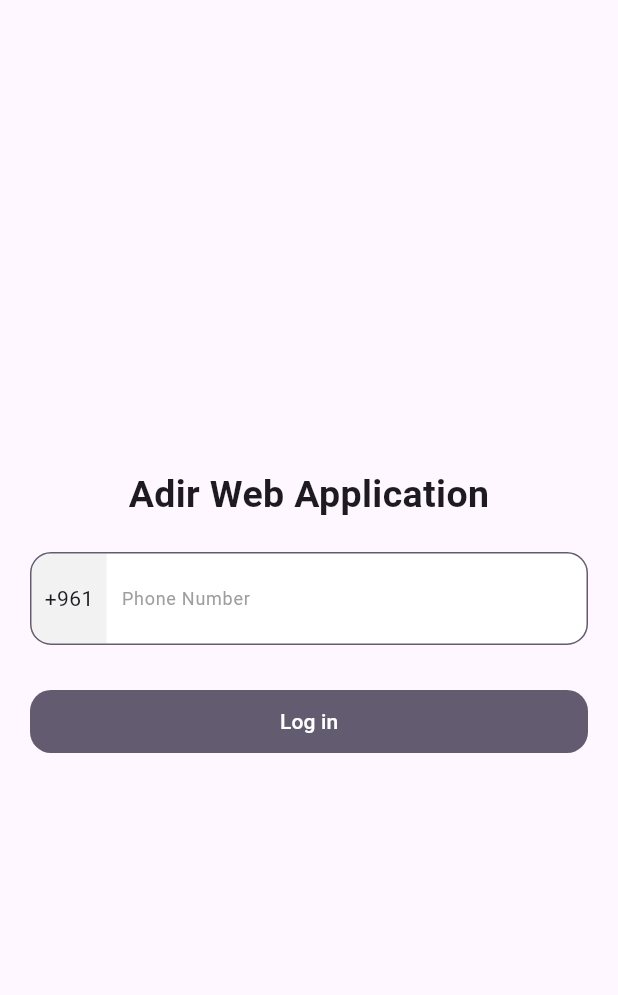
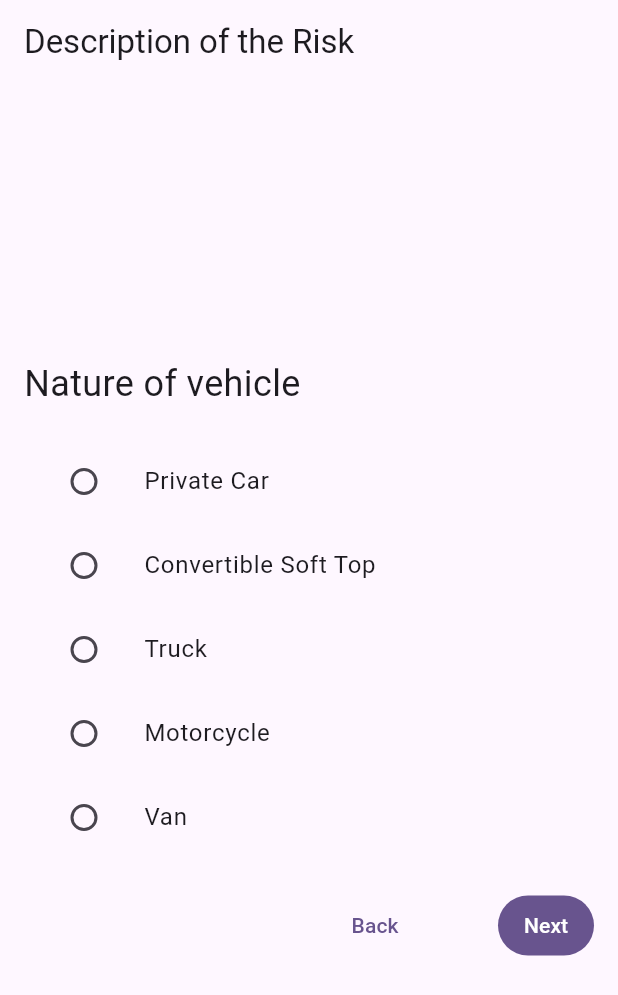
Before and after one commit to untitled-developers/adir-web-app, a Flutter app: the screen it shows after launch, on a phone screen of 412 x 824 dp. Shown: the top 995 px of the screen. Run offline on Flutter 3.47's test engine with Material 3 defaults, Android fonts, the phone set to English and light mode, and no system bars; our stand-ins replace calendar_date_picker2, device_info_plus, dio, flutter_secure_storage, logger, pinput and 1 more; missing offline and left inert: phone_numbers_parser, universal_html; accounts and stored records are empty.

Commit message:
displaying questions

```diff
--- a/lib/common/questions.dart
+++ b/lib/common/questions.dart
@@ -1,77 +1,53 @@
 Map<String, dynamic> staticQuestions = {
-  'question1': {
-    'languages': {'EN': "Title", 'FR': 'Titre', 'AR': 'لقب'},
-    'value': ['Mr.', 'Mrs.', 'Miss', 'Ms.'],
+  'natureofvehicle': {
+    'languages': {'EN': "Nature of vehicle", 'FR': '', 'AR': ''},
+    'value': [
+      'Private Car',
+      'Convertible Soft Top',
+      'Truck',
+      'Motorcycle',
+      'Van'
+    ],
     'answer': ''
   },
-  'question2': {
-    'languages': {'EN': "First name", 'FR': 'Prénom', 'AR': 'الاسم الأول'},
-    'value':
-        'string', //if the value is null, we should put the type of the answer to be sent
+  'neworrenewal': {
+    'languages': {'EN': "New or Renewal", 'FR': '', 'AR': ''},
+    'value': 'bool',
     'answer': ''
   },
-  'question3': {
-    'languages': {
-      'EN': "Maiden name",
-      'FR': 'Nom de famille avant le mariage',
-      'AR': 'اسم العائلة قبل الزواج'
-    },
-    'value': 'string',
+  'sportscar': {
+    'languages': {'EN': "New or Renewal", 'FR': '', 'AR': ''},
+    'value': 'bool',
     'answer': ''
   },
-  'question4': {
-    'languages': {
-      'EN': "Family name",
-      'FR': 'Nom de famille',
-      'AR': 'اسم العائلة'
-    },
-    'value': 'string',
+  'carmarketvalue': {
+    'languages': {'EN': "Car Market Value", 'FR': '', 'AR': ''},
+    'value': 'double',
     'answer': ''
   },
-  'question5': {
-    'languages': {
-      'EN': "Date of birth",
-      'FR': 'Date de naissance',
-      'AR': 'تاريخ الميلاد'
-    },
-    'value': 'datetime',
+  'yearofmake': {
+    'languages': {'EN': "Year of Make", 'FR': '', 'AR': ''},
+    'value': 'int',
     'answer': ''
   },
-  'question6': {
-    'languages': {
-      'EN': "Place of birth",
-      'FR': 'Lieu de naissance',
-      'AR': 'مكان الميلاد'
-    },
-    'value': 'string',
+  'deductible': {
+    'languages': {'EN': "Deductible", 'FR': '', 'AR': ''},
+    'value': ['0 USD', '100 USD', 'other'],
     'answer': ''
   },
-  'question7': {
-    'languages': {'EN': "Nationality", 'FR': 'Nationalité', 'AR': 'الجنسية'},
-    'value': 'string',
+  'insurancetype': {
+    'languages': {'EN': "Insurance Type", 'FR': '', 'AR': ''},
+    'value': ['All Risks + (MPF)', 'All Risks (MRF)', 'other'],
     'answer': ''
   },
-  'question8': {
-    'languages': {'EN': "Occupation", 'FR': 'Profession', 'AR': 'الوظيفة'},
-    'value': 'string',
+  'vehicleagencyrepair': {
+    'languages': {'EN': "Vehicle Agency Repair", 'FR': '', 'AR': ''},
+    'value': 'bool',
     'answer': ''
   },
-  'question9': {
-    'languages': {
-      'EN': "Phone (Mobile)",
-      'FR': 'Téléphone portable',
-      'AR': 'الهاتف المحمول'
-    },
-    'value': 'string', //make sure to add +961
-    'answer': ''
-  },
-  'question10': {
-    'languages': {
-      'EN': "E-mail Address",
-      'FR': 'Adresse e-mail',
-      'AR': 'البريد الإلكتروني'
-    },
-    'value': 'string', //make sure to add +961
+  'replacementcar': {
+    'languages': {'EN': "Replacement Car", 'FR': '', 'AR': ''},
+    'value': 'bool',
     'answer': ''
   },
 };
--- a/lib/main.dart
+++ b/lib/main.dart
@@ -2,9 +2,9 @@ import 'dart:async';
 
 import 'package:adir_web_app/api/session.dart';
 import 'package:adir_web_app/common/slide_route.dart';
-import 'package:adir_web_app/login/login_page.dart';
 import 'package:adir_web_app/models/user.dart';
 import 'package:adir_web_app/pages/home_page.dart';
+import 'package:adir_web_app/pages/questions_page/questions_page.dart';
 import 'package:flutter/material.dart';
 import 'package:flutter/services.dart';
 import 'package:flutter_secure_storage/flutter_secure_storage.dart';
@@ -106,7 +106,7 @@ class _MyHomePageState extends State<MyHomePage> {
       if (mounted) {
         Navigator.of(context).pushAndRemoveUntil(
           SlideRoute(
-            page: const LoginPage(),
+            page: const QuestionsPage(),
           ),
           (route) => false,
         );
@@ -132,7 +132,7 @@ class _MyHomePageState extends State<MyHomePage> {
         if (mounted) {
           Navigator.of(context).pushAndRemoveUntil(
             SlideRoute(
-              page: const LoginPage(),
+              page: const QuestionsPage(),
             ),
             (route) => false,
           );
--- /dev/null
+++ b/lib/pages/questions_page/questions_page.dart
@@ -0,0 +1,78 @@
+import 'package:adir_web_app/pages/questions_page/widgets/question_content_widget.dart';
+import 'package:adir_web_app/utils/prefs_data.dart';
+import 'package:flutter/material.dart';
+import 'package:provider/provider.dart';
+
+part 'questions_page_design_logic.dart';
+part 'questions_page_logic.dart';
+
+class QuestionsPage extends StatefulWidget {
+  const QuestionsPage({super.key});
+
+  @override
+  State<QuestionsPage> createState() => _QuestionsPageState();
+}
+
+class _QuestionsPageState extends State<QuestionsPage> {
+  int currentIndex = 0;
+  bool isLoading = true;
+  List<String>? keys;
+  Map<String, dynamic>? allQuestions;
+
+  @override
+  void initState() {
+    super.initState();
+    WidgetsBinding.instance.addPostFrameCallback((_) async => initializeData());
+  }
+
+  @override
+  Widget build(BuildContext context) {
+    var currentQuestionKey = keys?[currentIndex] ?? '';
+    var currentQuestion = allQuestions?[currentQuestionKey] ?? '';
+
+    return Scaffold(
+      appBar: AppBar(
+        title: const Text('Description of the Risk'),
+      ),
+      body: isLoading
+          ? const Center(child: CircularProgressIndicator())
+          : Padding(
+              padding: const EdgeInsets.all(16.0),
+              child: Column(
+                crossAxisAlignment: CrossAxisAlignment.start,
+                mainAxisAlignment: MainAxisAlignment.center,
+                children: <Widget>[
+                  Text(
+                    currentQuestion['languages']['EN'],
+                    style: const TextStyle(fontSize: 24),
+                  ),
+                  const SizedBox(height: 20),
+                  questionContentWidget(currentQuestion, setState),
+                  const SizedBox(height: 20),
+                  Row(
+                    mainAxisAlignment: MainAxisAlignment.end,
+                    children: <Widget>[
+                      Row(
+                        children: [
+                          TextButton(
+                            onPressed: _previousQuestion,
+                            child: const Text('Back'),
+                          ),
+                          const SizedBox(width: 50),
+                          TextButton(
+                            style: TextButton.styleFrom(
+                                backgroundColor: Theme.of(context).primaryColor,
+                                foregroundColor: Colors.white),
+                            onPressed: _nextQuestion,
+                            child: const Text('Next'),
+                          ),
+                        ],
+                      ),
+                    ],
+                  ),
+                ],
+              ),
+            ),
+    );
+  }
+}
--- /dev/null
+++ b/lib/pages/questions_page/questions_page_design_logic.dart
@@ -0,0 +1,19 @@
+part of 'questions_page.dart';
+
+extension QuestionsPageDesignLogic on _QuestionsPageState {
+  void _nextQuestion() {
+    setState(() {
+      if (currentIndex < keys!.length - 1) {
+        currentIndex++;
+      }
+    });
+  }
+
+  void _previousQuestion() {
+    setState(() {
+      if (currentIndex > 0) {
+        currentIndex--;
+      }
+    });
+  }
+}
--- /dev/null
+++ b/lib/pages/questions_page/questions_page_logic.dart
@@ -0,0 +1,9 @@
+part of 'questions_page.dart';
+
+extension QuestionsPageLogic on _QuestionsPageState {
+  initializeData() async {
+    allQuestions = Provider.of<PrefsData>(context, listen: false).questions;
+    keys = allQuestions!.keys.toList();
+    setState(() => isLoading = false);
+  }
+}
--- /dev/null
+++ b/lib/pages/questions_page/widgets/question_content_widget.dart
@@ -0,0 +1,63 @@
+import 'package:flutter/material.dart';
+
+//TODO Fix this
+Widget questionContentWidget(
+    Map<String, dynamic> question, Function(void Function()) setState) {
+  if (question['value'] is List) {
+    return Column(
+      children: (question['value'] as List<dynamic>)
+          .map((option) => ListTile(
+                title: Text(option),
+                leading: Radio(
+                  value: option,
+                  groupValue: question['answer'],
+                  onChanged: (value) {
+                    setState(() {
+                      question['answer'] = value;
+                    });
+                  },
+                ),
+              ))
+          .toList(),
+    );
+  } else if (question['value'] == 'bool') {
+    return Row(
+      children: [
+        Text('No'),
+        Container(
+          width: 120,
+          child: SwitchListTile(
+            value: question['answer'] == 'Yes',
+            onChanged: (value) {
+              setState(() {
+                question['answer'] = value ? 'Yes' : 'No';
+              });
+            },
+          ),
+        ),
+        Text('Yes'),
+      ],
+    );
+  } else if (question['value'] == 'double') {
+    return TextFormField(
+      decoration: const InputDecoration(labelText: 'Enter value'),
+      keyboardType: TextInputType.number,
+      onChanged: (value) {
+        setState(() {
+          question['answer'] = double.tryParse(value) ?? '';
+        });
+      },
+    );
+  } else if (question['value'] == 'int') {
+    return TextFormField(
+      decoration: const InputDecoration(labelText: 'Enter value'),
+      keyboardType: TextInputType.number,
+      onChanged: (value) {
+        setState(() {
+          question['answer'] = int.tryParse(value) ?? '';
+        });
+      },
+    );
+  }
+  return Container();
+}
--- a/lib/pages/user_information/user_information_logic.dart
+++ b/lib/pages/user_information/user_information_logic.dart
@@ -17,8 +17,7 @@ extension UserInformationLogic on _UserInformationPageState {
       placeOfBirthController.text = user!.placeOfBirth ?? '';
       phoneNumberController.textController.text = user!.applicantPhone ?? '';
     }
-    isFormComplete() ? isEditing = false : true;
-
+    isEditing = !isFormComplete();
     setState(() {});
   }
 
--- a/lib/pages/user_information/user_information_page.dart
+++ b/lib/pages/user_information/user_information_page.dart
@@ -4,6 +4,7 @@ import 'package:adir_web_app/common/widgets/native_drop_down_field.dart';
 import 'package:adir_web_app/common/widgets/textField.dart';
 import 'package:adir_web_app/main.dart';
 import 'package:adir_web_app/models/user.dart';
+import 'package:adir_web_app/pages/questions_page/questions_page.dart';
 import 'package:adir_web_app/utils/dialog_utils.dart';
 import 'package:adir_web_app/utils/phone_field_controller.dart';
 import 'package:adir_web_app/utils/prefs_data.dart';
@@ -326,7 +327,7 @@ class _UserInformationPageState extends State<UserInformationPage> {
                             mainAxisAlignment: MainAxisAlignment.end,
                             children: [
                               TextButton(
-                                  onPressed: () {},
+                                  onPressed: onProceed,
                                   child: const Text(
                                     'Proceed to my application',
                                     style:
--- a/lib/pages/user_information/user_information_page_design_logic.dart
+++ b/lib/pages/user_information/user_information_page_design_logic.dart
@@ -75,4 +75,5 @@ extension UserInformationPageDesignLogic on _UserInformationPageState {
       });
     }
   }
+  onProceed ()=> Navigator.push(context, MaterialPageRoute(builder: (context)=> QuestionsPage()));
 }
```
